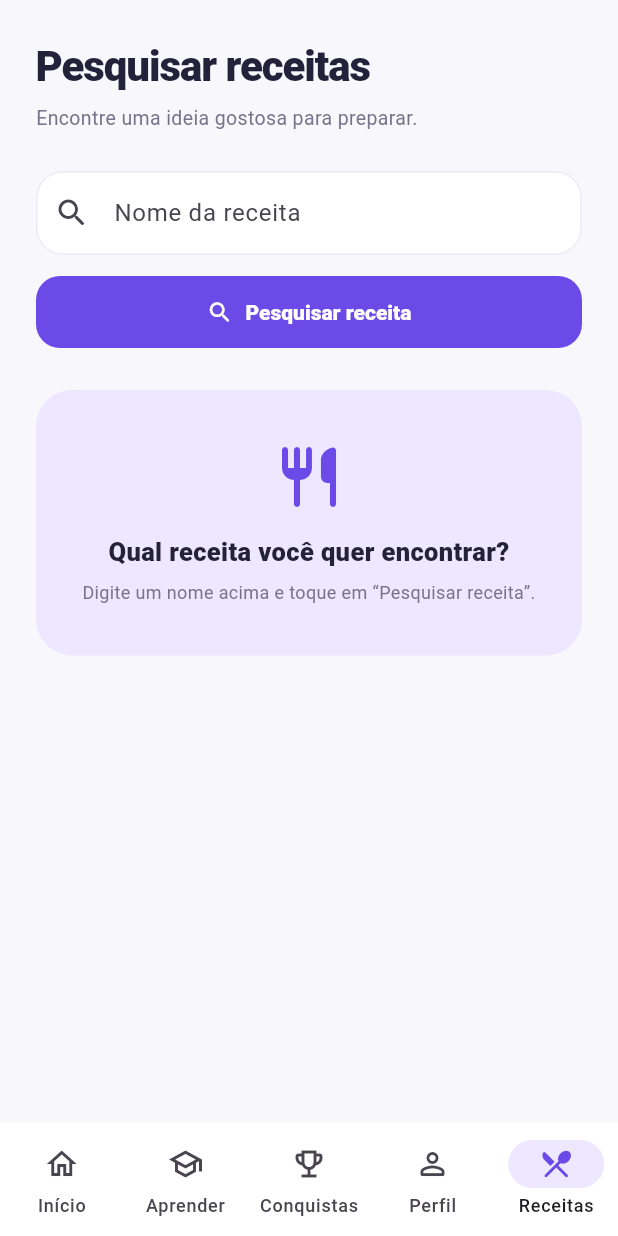
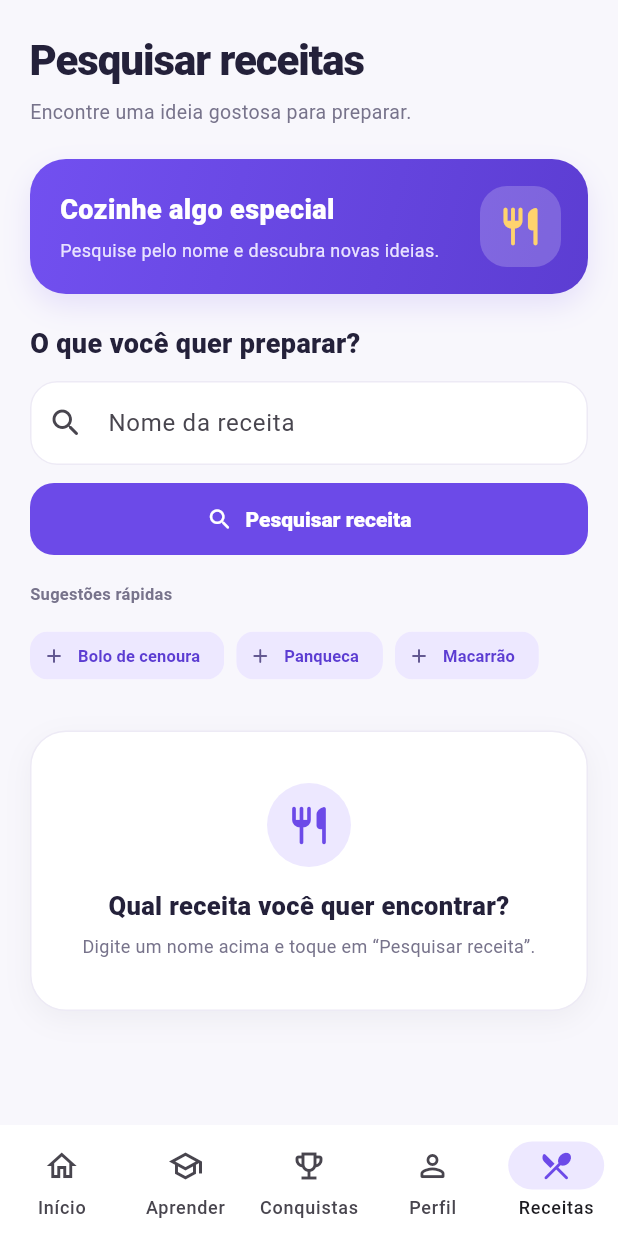
Before and after one commit to YasminSouza21/saia-da-5-serie, a Flutter app: the screen it shows after launch, item 5 of the bottom bar chosen, on a phone screen of 412 x 824 dp. Run offline on Flutter 3.47's test engine with Material 3 defaults, Android fonts, the phone set to English and light mode, and no system bars; Roboto replaces fonts that are missing (Arial).

Commit message:
Melhora o layout da pesquisa de receitas

```diff
--- a/lib/main.dart
+++ b/lib/main.dart
@@ -405,7 +405,8 @@ class _HomePageState extends State<HomePage> {
       },
       backgroundColor: Colors.white,
       indicatorColor: const Color(0xFFEDE8FF),
-      height: 76,
+      height: 74,
+      labelBehavior: NavigationDestinationLabelBehavior.alwaysShow,
       destinations: const [
         NavigationDestination(
           icon: Icon(Icons.home_outlined),
@@ -510,7 +511,7 @@ class _RecipeSearchPageState extends State<RecipeSearchPage> {
   Widget build(BuildContext context) {
     return SafeArea(
       child: SingleChildScrollView(
-        padding: const EdgeInsets.fromLTRB(24, 24, 24, 36),
+        padding: const EdgeInsets.fromLTRB(20, 20, 20, 32),
         child: Column(
           crossAxisAlignment: CrossAxisAlignment.start,
           children: [
@@ -518,8 +519,114 @@ class _RecipeSearchPageState extends State<RecipeSearchPage> {
               title: 'Pesquisar receitas',
               subtitle: 'Encontre uma ideia gostosa para preparar.',
             ),
+            const SizedBox(height: 22),
+            _buildRecipeHero(),
+            const SizedBox(height: 20),
+            const Text(
+              'O que você quer preparar?',
+              style: TextStyle(
+                color: Color(0xFF24213A),
+                fontSize: 18,
+                fontWeight: FontWeight.w800,
+              ),
+            ),
+            const SizedBox(height: 12),
+            _buildSearchField(),
+            const SizedBox(height: 12),
+            SizedBox(
+              width: double.infinity,
+              child: FilledButton.icon(
+                onPressed: _searchRecipe,
+                icon: const Icon(Icons.search_rounded),
+                label: const Text('Pesquisar receita'),
+                style: FilledButton.styleFrom(
+                  backgroundColor: const Color(0xFF6C4AE8),
+                  padding: const EdgeInsets.symmetric(vertical: 15),
+                  shape: RoundedRectangleBorder(
+                      borderRadius: BorderRadius.circular(16)),
+                  textStyle: const TextStyle(fontWeight: FontWeight.w800),
+                ),
+              ),
+            ),
+            const SizedBox(height: 18),
+            _buildSuggestions(),
             const SizedBox(height: 26),
-            TextField(
+            if (_searchedTerm == null) _buildEmptyState(),
+            if (_searchedTerm != null) _buildSearchFeedback(),
+          ],
+        ),
+      ),
+    );
+  }
+
+  Widget _buildRecipeHero() {
+    return Container(
+      width: double.infinity,
+      padding: const EdgeInsets.fromLTRB(20, 18, 18, 18),
+      decoration: BoxDecoration(
+        gradient: const LinearGradient(
+          colors: [Color(0xFF7250F0), Color(0xFF5C3DD2)],
+          begin: Alignment.topLeft,
+          end: Alignment.bottomRight,
+        ),
+        borderRadius: BorderRadius.circular(24),
+        boxShadow: const [
+          BoxShadow(
+            color: Color(0x226C4AE8),
+            blurRadius: 16,
+            offset: Offset(0, 8),
+          ),
+        ],
+      ),
+      child: Row(
+        children: [
+          const Expanded(
+            child: Column(
+              crossAxisAlignment: CrossAxisAlignment.start,
+              children: [
+                Text(
+                  'Cozinhe algo especial',
+                  style: TextStyle(
+                    color: Colors.white,
+                    fontSize: 18,
+                    fontWeight: FontWeight.w800,
+                  ),
+                ),
+                SizedBox(height: 6),
+                Text(
+                  'Pesquise pelo nome e descubra novas ideias.',
+                  style: TextStyle(
+                    color: Color(0xFFE9E3FF),
+                    fontSize: 12,
+                    height: 1.35,
+                  ),
+                ),
+              ],
+            ),
+          ),
+          Container(
+            width: 54,
+            height: 54,
+            decoration: BoxDecoration(
+              color: const Color(0x33FFFFFF),
+              borderRadius: BorderRadius.circular(18),
+            ),
+            child: const Icon(
+              Icons.restaurant_rounded,
+              color: Color(0xFFFFD36E),
+              size: 30,
+            ),
+          ),
+        ],
+      ),
+    );
+  }
+
+  Widget _buildSearchField() {
+    return ValueListenableBuilder<TextEditingValue>(
+      valueListenable: _recipeController,
+      builder: (context, value, child) {
+        return TextField(
           controller: _recipeController,
           focusNode: _recipeFocusNode,
           textInputAction: TextInputAction.search,
@@ -528,7 +635,7 @@ class _RecipeSearchPageState extends State<RecipeSearchPage> {
             labelText: 'Nome da receita',
             hintText: 'Ex.: bolo de cenoura',
             prefixIcon: const Icon(Icons.search_rounded),
-                suffixIcon: _recipeController.text.isEmpty
+            suffixIcon: value.text.isEmpty
                 ? null
                 : IconButton(
                     onPressed: () {
@@ -566,29 +673,54 @@ class _RecipeSearchPageState extends State<RecipeSearchPage> {
                   const BorderSide(color: Color(0xFFD1435B), width: 1.5),
             ),
           ),
-            ),
-            const SizedBox(height: 14),
-            SizedBox(
-              width: double.infinity,
-              child: FilledButton.icon(
-                onPressed: _searchRecipe,
-                icon: const Icon(Icons.search_rounded),
-                label: const Text('Pesquisar receita'),
-                style: FilledButton.styleFrom(
-                  backgroundColor: const Color(0xFF6C4AE8),
-                  padding: const EdgeInsets.symmetric(vertical: 15),
-                  shape: RoundedRectangleBorder(
-                      borderRadius: BorderRadius.circular(16)),
-                  textStyle: const TextStyle(fontWeight: FontWeight.w800),
+        );
+      },
+    );
+  }
+
+  Widget _buildSuggestions() {
+    const suggestions = ['Bolo de cenoura', 'Panqueca', 'Macarrão'];
+
+    return Column(
+      crossAxisAlignment: CrossAxisAlignment.start,
+      children: [
+        const Text(
+          'Sugestões rápidas',
+          style: TextStyle(
+            color: Color(0xFF77738B),
+            fontSize: 11,
+            fontWeight: FontWeight.w700,
+            letterSpacing: 0.2,
           ),
         ),
+        const SizedBox(height: 9),
+        Wrap(
+          spacing: 8,
+          runSpacing: 8,
+          children: suggestions
+              .map(
+                (suggestion) => ActionChip(
+                  onPressed: () {
+                    _recipeController.text = suggestion;
+                    _recipeFocusNode.requestFocus();
+                  },
+                  avatar: const Icon(Icons.add_rounded, size: 16),
+                  label: Text(suggestion),
+                  labelStyle: const TextStyle(
+                    color: Color(0xFF5C3DD2),
+                    fontSize: 11,
+                    fontWeight: FontWeight.w700,
                   ),
-            const SizedBox(height: 28),
-            if (_searchedTerm == null) _buildEmptyState(),
-            if (_searchedTerm != null) _buildSearchFeedback(),
-          ],
+                  backgroundColor: const Color(0xFFEDE8FF),
+                  side: BorderSide.none,
+                  shape: RoundedRectangleBorder(
+                    borderRadius: BorderRadius.circular(12),
                   ),
                 ),
+              )
+              .toList(),
+        ),
+      ],
     );
   }
 
@@ -597,12 +729,25 @@ class _RecipeSearchPageState extends State<RecipeSearchPage> {
       width: double.infinity,
       padding: const EdgeInsets.symmetric(horizontal: 24, vertical: 34),
       decoration: BoxDecoration(
-        color: const Color(0xFFEDE8FF),
+        color: Colors.white,
         borderRadius: BorderRadius.circular(24),
+        border: Border.all(color: const Color(0xFFEDEAF5)),
+        boxShadow: const [
+          BoxShadow(
+            color: Color(0x0D24213A),
+            blurRadius: 16,
+            offset: Offset(0, 6),
+          ),
+        ],
       ),
       child: const Column(
         children: [
-          Icon(Icons.restaurant_rounded, color: Color(0xFF6C4AE8), size: 48),
+          CircleAvatar(
+            radius: 28,
+            backgroundColor: Color(0xFFEDE8FF),
+            child: Icon(Icons.restaurant_rounded,
+                color: Color(0xFF6C4AE8), size: 30),
+          ),
           SizedBox(height: 14),
           Text(
             'Qual receita você quer encontrar?',
```
Also changed, not shown: 1 other file. Lines whose indentation alone changed are shown as unchanged.
